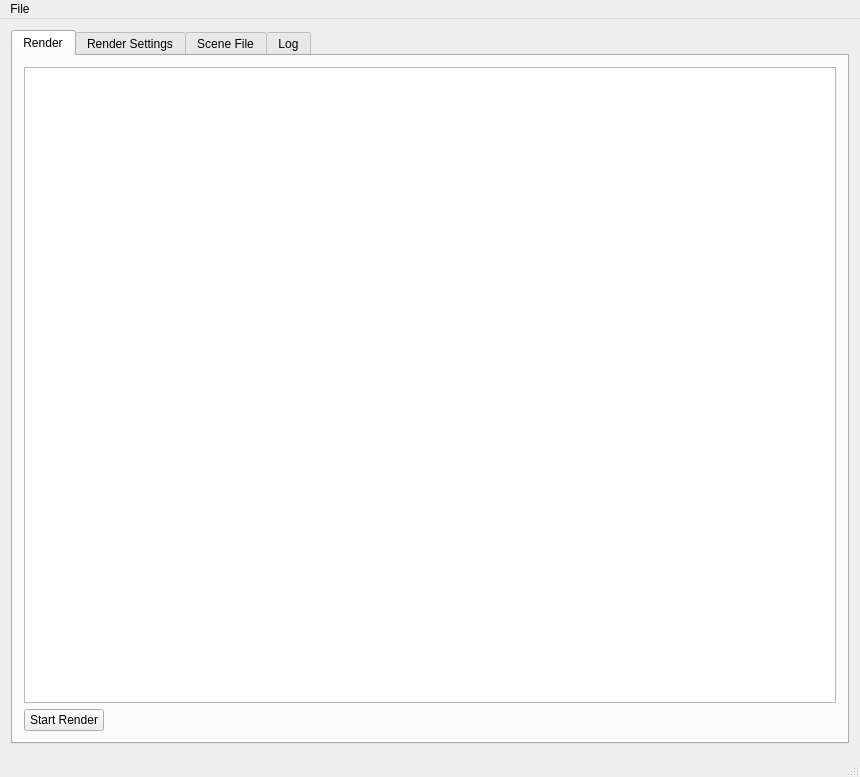
Above: mainwindow.ui from Theverat/SimpleTracer before the change. Below: the same form after it.
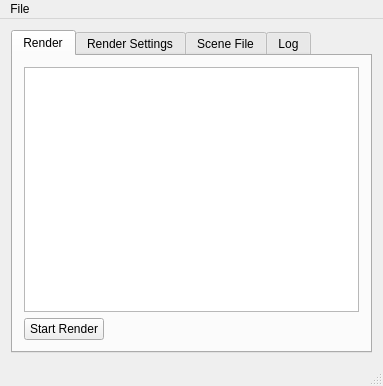
That is the form after the change. Icons and pictures are not drawn.

Patch:
```diff
--- a/mainwindow.ui
+++ b/mainwindow.ui
@@ -9,8 +9,8 @@
    <rect>
     <x>0</x>
     <y>0</y>
-    <width>860</width>
-    <height>777</height>
+    <width>383</width>
+    <height>386</height>
    </rect>
   </property>
   <property name="windowTitle">
@@ -64,14 +64,6 @@
             </color>
            </brush>
           </property>
-          <property name="sceneRect">
-           <rectf>
-            <x>0.000000000000000</x>
-            <y>0.000000000000000</y>
-            <width>800.000000000000000</width>
-            <height>600.000000000000000</height>
-           </rectf>
-          </property>
           <property name="alignment">
            <set>Qt::AlignLeading|Qt::AlignLeft|Qt::AlignTop</set>
           </property>
@@ -282,7 +274,7 @@
     <rect>
      <x>0</x>
      <y>0</y>
-     <width>860</width>
+     <width>383</width>
      <height>31</height>
     </rect>
    </property>
```
